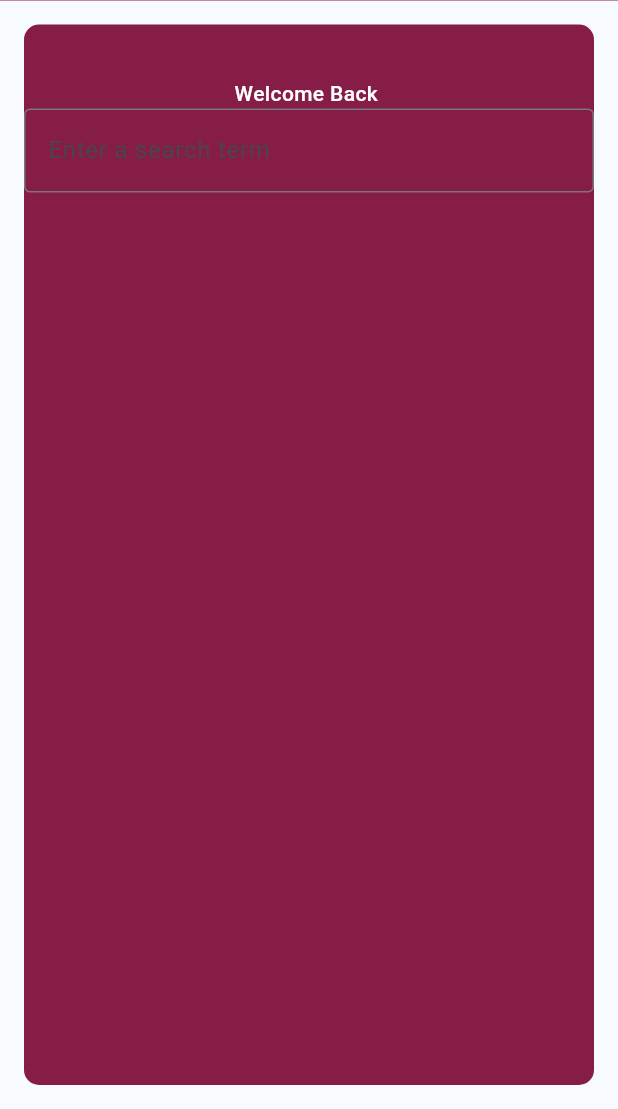
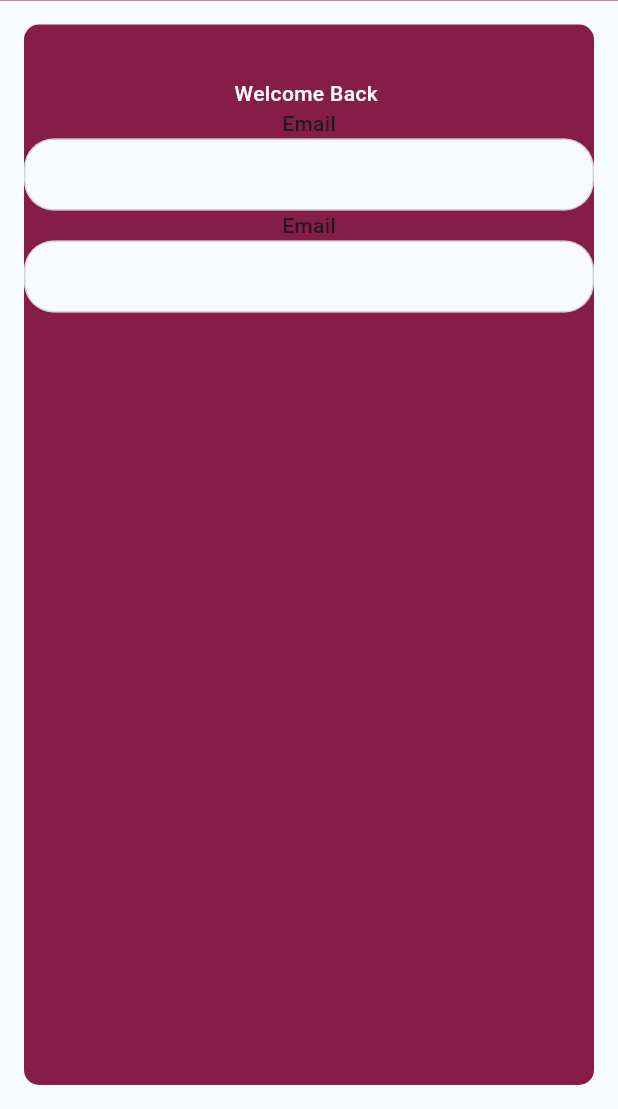
Before and after one commit to Ezin-Infotech/MoveMyGoods_App, a Flutter app: the LoginScreen screen opened directly, on a phone screen of 412 x 824 dp, the part 127-1236 px from its top. Run offline on Flutter 3.47's test engine with Material 3 defaults, Android fonts, the phone set to English and light mode, and no system bars; our stand-ins replace salomon_bottom_bar, shared_preferences; accounts and stored records are empty; Roboto replaces fonts that are missing (Poppins).

Commit message:
login screen not finished

```diff
--- a/lib/app/auth/view/login_screen.dart
+++ b/lib/app/auth/view/login_screen.dart
@@ -1,13 +1,17 @@
 import 'package:flutter/material.dart';
+import 'package:mmg/app/auth/view/view%20model/auth_provider.dart';
 import 'package:mmg/app/utils/app%20style/colors.dart';
+import 'package:mmg/app/utils/app%20style/responsive.dart';
 import 'package:mmg/app/utils/common%20widgets/app_bar.dart';
 import 'package:mmg/app/utils/common%20widgets/textform.dart';
+import 'package:provider/provider.dart';
 
 class LoginScreen extends StatelessWidget {
   const LoginScreen({super.key});
 
   @override
   Widget build(BuildContext context) {
+    final authProvider = Provider.of<AuthProvider>(context, listen: false);
     return Scaffold(
       backgroundColor: AppColors.bgColor,
       appBar: const PreferredSize(
@@ -21,13 +25,13 @@ class LoginScreen extends StatelessWidget {
             decoration: BoxDecoration(
                 color: AppColors.primary,
                 borderRadius: BorderRadius.circular(10)),
-            child: const Column(
+            child: Column(
               crossAxisAlignment: CrossAxisAlignment.center,
               children: [
-                SizedBox(
+                const SizedBox(
                   height: 36,
                 ),
-                Text(
+                const Text(
                   'Welcome Back ',
                   style: TextStyle(
                     color: Color(0xffffffff),
@@ -36,7 +40,26 @@ class LoginScreen extends StatelessWidget {
                     fontWeight: FontWeight.w500,
                   ),
                 ),
-                TextFormFieldWidgets()
+                const LabelText(
+                  text: 'Email',
+                ),
+                CommonTextForm(
+                  onChanged: (p0) {},
+                  controller: authProvider.emailController,
+                  fillColor: AppColors.bgColor,
+                  hintText: 'exampleple@gmail.com',
+                  keyboardType: TextInputType.emailAddress,
+                ),
+                const LabelText(
+                  text: 'Email',
+                ),
+                CommonTextForm(
+                  onChanged: (p0) {},
+                  controller: authProvider.emailController,
+                  fillColor: AppColors.bgColor,
+                  hintText: 'exampleple@gmail.com',
+                  keyboardType: TextInputType.emailAddress,
+                )
               ],
             ),
           ),
--- /dev/null
+++ b/lib/app/auth/view/view model/auth_provider.dart
@@ -0,0 +1,5 @@
+import 'package:flutter/material.dart';
+
+class AuthProvider with ChangeNotifier {
+  TextEditingController emailController = TextEditingController();
+}
--- a/lib/app/home/view model/home_provider.dart
+++ b/lib/app/home/view model/home_provider.dart
@@ -1,4 +1,5 @@
 import 'package:flutter/material.dart';
+import 'package:mmg/app/auth/view/login_screen.dart';
 
 import 'package:mmg/app/bookings/view/booking_screen.dart';
 import 'package:mmg/app/home/view/home_screen.dart';
@@ -7,8 +8,8 @@ import 'package:mmg/app/settings/view/settings_screen.dart';
 
 class HomeProvider with ChangeNotifier {
   List pageList = [
-    const HomeScreen(),
-    // const LoginScreen(),
+    // const HomeScreen(),
+    const LoginScreen(),
     const BookingScreen(),
     const SettingsScreen(),
   ];
--- a/lib/app/home/view/home_screen.dart
+++ b/lib/app/home/view/home_screen.dart
@@ -1,18 +1,22 @@
 import 'dart:developer';
 
 import 'package:flutter/material.dart';
+import 'package:mmg/app/auth/view/login_screen.dart';
+import 'package:mmg/app/home/view%20model/home_provider.dart';
 
 import 'package:mmg/app/home/widgets/box_container.dart';
 import 'package:mmg/app/utils/app%20style/app_images.dart';
 import 'package:mmg/app/utils/app%20style/colors.dart';
 import 'package:mmg/app/utils/app%20style/responsive.dart';
 import 'package:mmg/app/utils/common%20widgets/button.dart';
+import 'package:provider/provider.dart';
 
 class HomeScreen extends StatelessWidget {
   const HomeScreen({super.key});
 
   @override
   Widget build(BuildContext context) {
+    final authProvider = Provider.of<HomeProvider>(context, listen: false);
     return Scaffold(
         backgroundColor: AppColors.bgColor,
         body: InkWell(
@@ -113,9 +117,9 @@ class HomeScreen extends StatelessWidget {
               const SizedBox(
                 height: 40,
               ),
-              ButtonWidgets(
-                onPressed: () {},
-              )
+              ButtonWidgets(onPressed: () {
+                // context.push(const LoginScreen());
+              })
             ],
           ),
         ));
--- a/lib/app/utils/common widgets/textform.dart
+++ b/lib/app/utils/common widgets/textform.dart
@@ -1,15 +1,89 @@
 import 'package:flutter/material.dart';
+import 'package:mmg/app/utils/app%20style/colors.dart';
 
-class TextFormFieldWidgets extends StatelessWidget {
-  const TextFormFieldWidgets({super.key});
+class CommonTextForm extends StatelessWidget {
+  final Function(String)? onChanged;
+  final TextEditingController controller;
+  final bool? obscureText;
+  final String? hintText;
+  final String? labelText;
+  final Widget? suffixIcon;
+  final Widget? prefixIcon;
+  final double? radius;
+  final Color? fillColor;
+  final Function()? onTap;
+  final bool? readOnly;
+  final String? Function(String?)? validator;
+  final double? width;
+  final TextStyle? labelStyle;
+  final EdgeInsetsGeometry? contentPadding;
+  final TextInputType? keyboardType;
+  const CommonTextForm({
+    super.key,
+    required this.onChanged,
+    required this.controller,
+    this.hintText,
+    this.suffixIcon,
+    this.readOnly,
+    this.onTap,
+    this.prefixIcon,
+    this.obscureText,
+    this.validator,
+    this.labelText,
+    this.width,
+    this.fillColor,
+    this.radius,
+    this.labelStyle,
+    this.contentPadding,
+    this.keyboardType,
+  });
 
   @override
   Widget build(BuildContext context) {
-    return const TextField(
+    return TextFormField(
+      onTap: onTap,
+      readOnly: readOnly ?? false,
+      controller: controller,
+      keyboardType: keyboardType ?? TextInputType.name,
+      cursorColor: Colors.black,
+      obscureText: obscureText ?? false,
+      style: const TextStyle(color: Colors.black, fontSize: 16),
+      validator: validator,
       decoration: InputDecoration(
-        border: OutlineInputBorder(),
-        hintText: 'Enter a search term',
+        contentPadding: contentPadding ?? const EdgeInsets.all(8),
+        label: Text(
+          labelText ?? '',
+          style:
+              labelStyle ?? const TextStyle(color: Colors.black, fontSize: 16),
+        ),
+        focusColor: Colors.grey,
+        fillColor: fillColor ?? Colors.grey,
+        filled: true,
+        prefixIcon: prefixIcon,
+        suffixIcon: suffixIcon ?? const SizedBox.shrink(),
+        enabledBorder: OutlineInputBorder(
+            borderSide: BorderSide(
+              color: Colors.grey.withOpacity(0.4),
+            ),
+            borderRadius: BorderRadius.circular(radius ?? 20)),
+        errorBorder: OutlineInputBorder(
+            borderSide: const BorderSide(color: Colors.red),
+            borderRadius: BorderRadius.circular(radius ?? 20)),
+        disabledBorder: OutlineInputBorder(
+            borderSide: const BorderSide(color: Colors.transparent),
+            borderRadius: BorderRadius.circular(radius ?? 10)),
+        focusedBorder: OutlineInputBorder(
+            borderSide:
+                BorderSide(color: Colors.transparent, width: width ?? 3),
+            borderRadius: BorderRadius.circular(radius ?? 20)),
+        border: OutlineInputBorder(
+            borderSide: BorderSide(color: AppColors.primary),
+            borderRadius: BorderRadius.circular(radius ?? 10)),
+        hintText: hintText,
+        hintStyle: TextStyle(
+            fontSize: 16, color: AppColors.grey, fontWeight: FontWeight.w400),
       ),
+      onChanged: onChanged,
     );
   }
 }
--- /dev/null
+++ b/lib/app/utils/providers.dart
@@ -0,0 +1,13 @@
+import 'package:mmg/app/auth/view/view%20model/auth_provider.dart';
+import 'package:mmg/app/home/view%20model/home_provider.dart';
+import 'package:provider/provider.dart';
+import 'package:provider/single_child_widget.dart';
+
+final List<SingleChildWidget> providers = [
+  ChangeNotifierProvider(
+    create: (crete) => HomeProvider(),
+  ),
+  ChangeNotifierProvider(
+    create: (crete) => AuthProvider(),
+  ),
+];
--- a/lib/main.dart
+++ b/lib/main.dart
@@ -4,6 +4,7 @@ import 'package:flutter/material.dart';
 import 'package:mmg/app/home/view%20model/home_provider.dart';
 import 'package:mmg/app/home/view/global_screen.dart';
 import 'package:mmg/app/utils/app%20style/responsive.dart';
+import 'package:mmg/app/utils/providers.dart';
 import 'package:provider/provider.dart';
 
 void main() {
@@ -15,11 +16,7 @@ class MyApp extends StatelessWidget {
   @override
   Widget build(BuildContext context) {
     return MultiProvider(
-      providers: [
-        ChangeNotifierProvider(
-          create: (crete) => HomeProvider(),
-        ),
-      ],
+      providers: providers,
       child: LayoutBuilder(builder: (context, constraints) {
         return OrientationBuilder(builder: (context, orientation) {
           Responsive().init(constraints, orientation);
```
